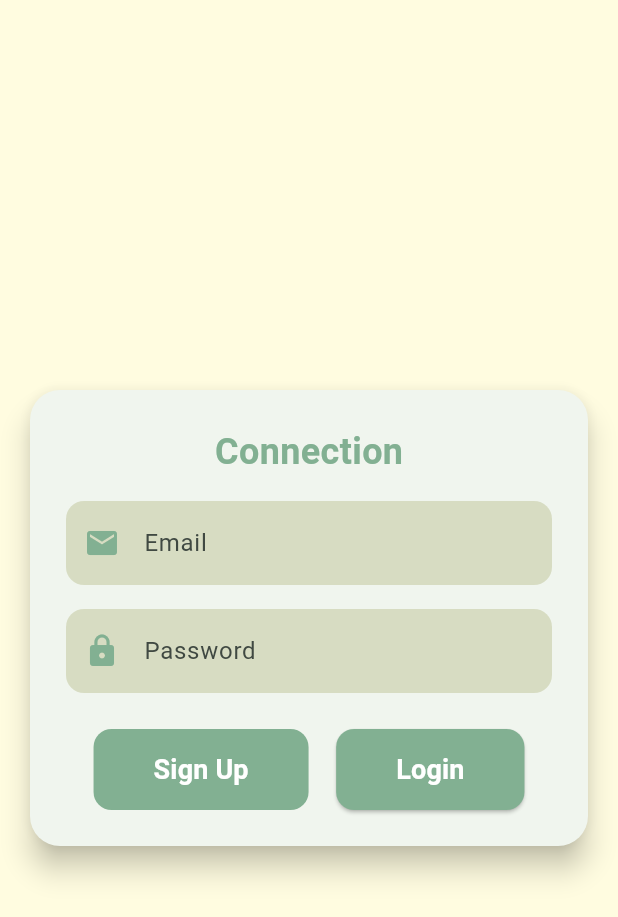
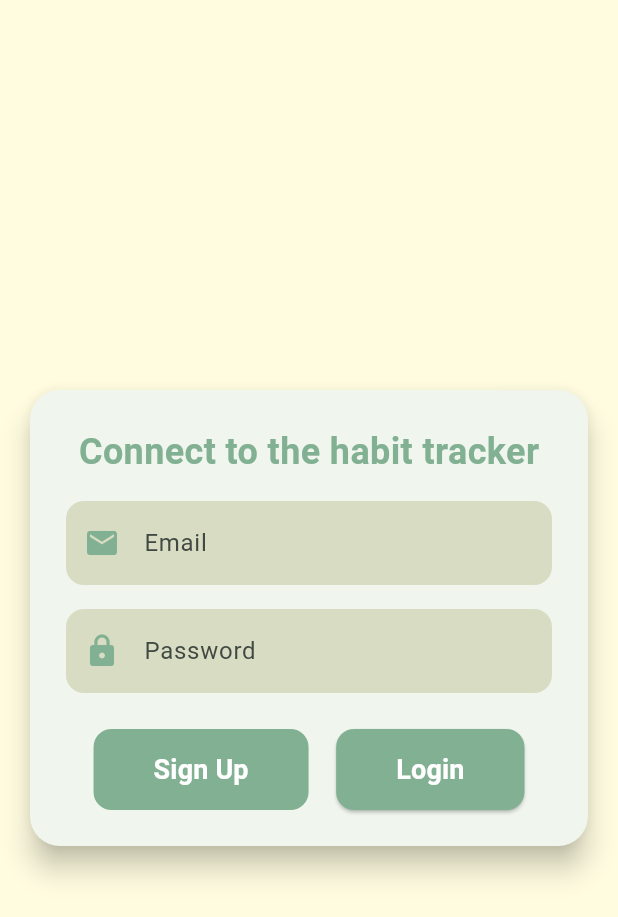
Before and after one commit to Lyly213/Projet-Flutter-B3Q1, a Flutter app: the screen it shows after launch, on a phone screen of 412 x 824 dp. Shown: the top 917 px of the screen. Run offline on Flutter 3.47's test engine with Material 3 defaults, Android fonts, the phone set to English and light mode, and no system bars; our stand-ins replace cloud_firestore, firebase_auth, firebase_core, flutter_bloc, flutter_svg, table_calendar; accounts and stored records are empty.

Commit message:
Final Commit

```diff
--- a/flutterb3q1/lib/pages/login_page.dart
+++ b/flutterb3q1/lib/pages/login_page.dart
@@ -100,7 +100,7 @@ class _LoginFormState extends State<LoginForm> {
                 mainAxisSize: MainAxisSize.min,
                 children: [
                   const Text(
-                    'Connection',
+                    'Connect to the habit tracker',
                     style: TextStyle(
                       fontSize: 24,
                       fontWeight: FontWeight.bold,
--- /dev/null
+++ b/flutterb3q1/video.txt
@@ -0,0 +1 @@
+https://youtu.be/UwiZbHagYuw
```
